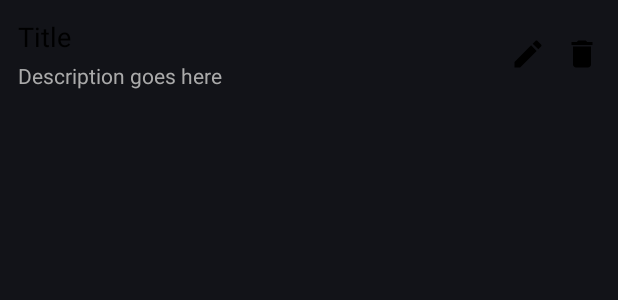
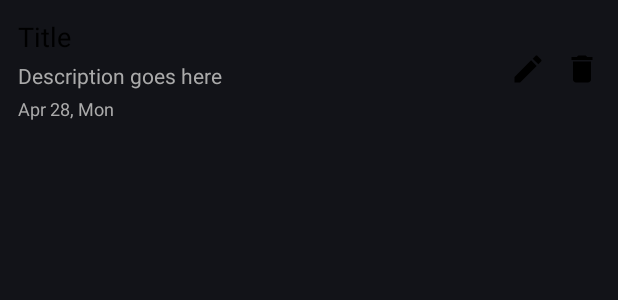
Before and after one commit to MeteorBlitz/note-taking-app, an Android app: the layout item_note.xml on its own in the app's theme, with its tools: preview values and no code run, on a phone screen of 412 x 824 dp. Shown: the top 300 px of the screen. Run offline under Robolectric (Android 15) with nearby library versions, the phone set to English and light mode, and no system bars.

Commit message:
format time stamp function & xml textview added for timestamp

```diff
--- a/app/src/main/res/layout/item_note.xml
+++ b/app/src/main/res/layout/item_note.xml
@@ -37,6 +37,16 @@
             android:textColor="@android:color/darker_gray"
             android:maxLines="2"
             android:ellipsize="end"/>
+
+        <!-- Timestamp for the Note -->
+        <TextView
+            android:id="@+id/noteTimestamp"
+            android:layout_width="wrap_content"
+            android:layout_height="wrap_content"
+            android:text="Apr 28, Mon"
+            android:textSize="12sp"
+            android:textColor="@android:color/darker_gray"
+            android:layout_marginTop="4dp"/>
     </LinearLayout>
 
 e    <!-- Container for Edit and Delete icons side by side -->
```
Also changed, not shown: app/src/main/java/com/example/note_taking_app/utils/formatTimestamp.kt (added, +10 -0 lines).
